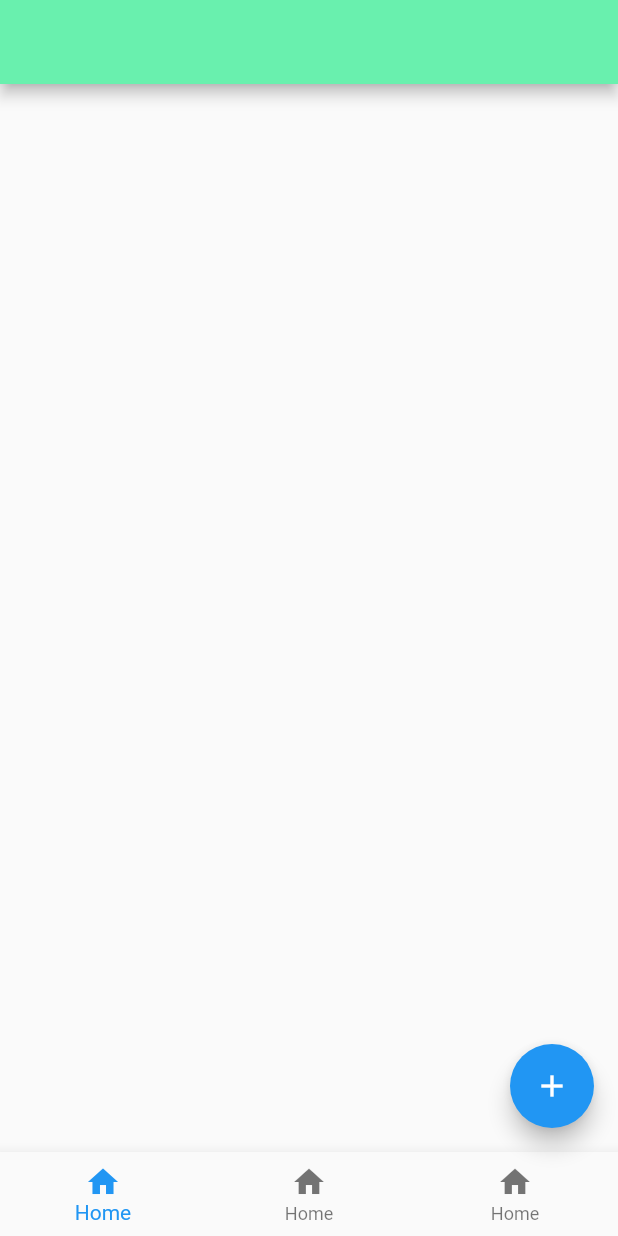
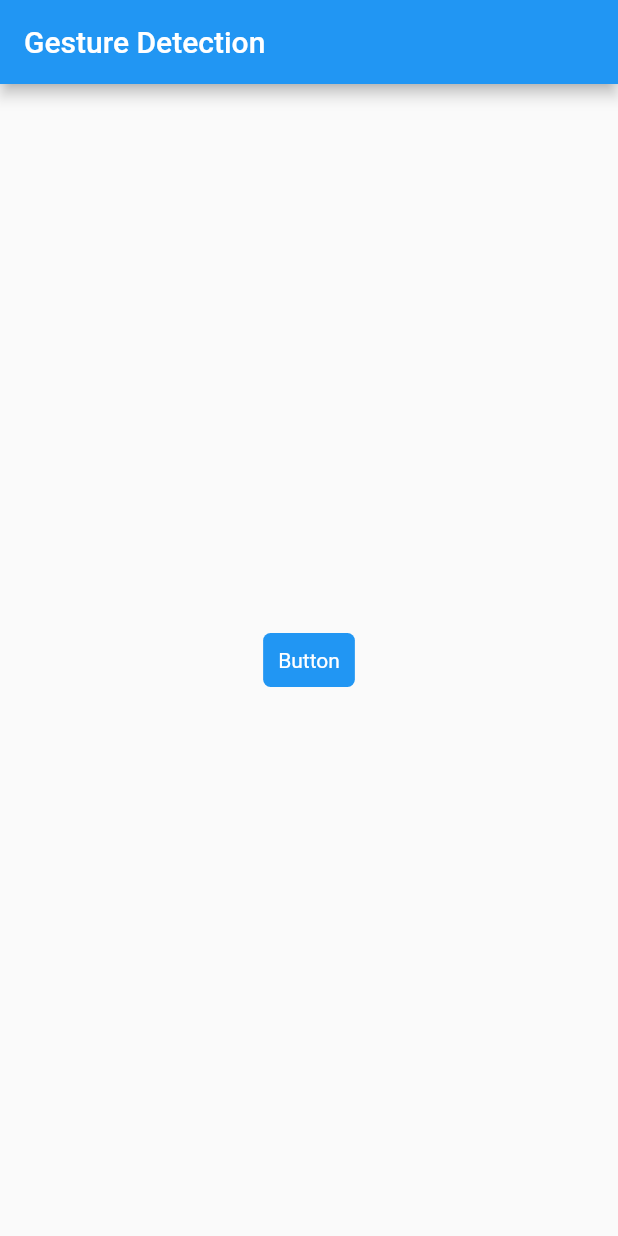
Before and after one commit to aj019/Flutter_Course_Paulo_Dichone, a Flutter app: the screen it shows after launch, on a phone screen of 412 x 824 dp. Run offline on Flutter 3.47's test engine with Material 2 defaults, Android fonts, the phone set to English and light mode, and no system bars.

Commit message:
Added custom Buttons

```diff
--- a/flutter_test_libs/lib/main.dart
+++ b/flutter_test_libs/lib/main.dart
@@ -4,11 +4,12 @@ import 'ui/container.dart';
 import 'ui/stack.dart';
 import 'ui/scaffold.dart';
 import 'ui/bottom_navigation.dart';
+import 'ui/gesture.dart';
 
 void main() {
   runApp(new MaterialApp(
           title: 'Welcome App',
-          home: new BottomNavigation_Example()
+          home: new Gesture_Example("Gesture Detection")
   )
   );
 }
--- /dev/null
+++ b/flutter_test_libs/lib/ui/gesture.dart
@@ -0,0 +1,54 @@
+import 'package:flutter/material.dart';
+
+class Gesture_Example extends StatelessWidget{
+
+  final String title;
+
+  //Single Parameter
+  Gesture_Example(this.title);
+  //Multi Parameter
+  // Gesture_Example({this.name,this.title});
+
+
+  @override
+  Widget build(BuildContext context) {
+    // TODO: implement build
+    return new Scaffold(
+      appBar: new AppBar(
+        title: new Text(title),
+      ),
+
+      body: new Center(
+          child:new CustomButton()
+      ),
+    );
+  }
+
+
+}
+
+class CustomButton extends StatelessWidget {
+  @override
+  Widget build(BuildContext context) {
+    // TODO: implement build
+    return new GestureDetector(
+        onTap: () {
+          final snackbar = new SnackBar(content: new Text("Hello Gestures"),
+            backgroundColor: Colors.blue.shade100,
+            duration: new Duration(milliseconds: 1000),
+          );
+          Scaffold.of(context).showSnackBar(snackbar);
+        },
+
+       // Actual Button
+      child:  new Container(
+        padding: const EdgeInsets.all(10.0),
+        decoration: new BoxDecoration(
+          color: Theme.of(context).primaryColor,
+          borderRadius: new BorderRadius.circular(5.0)
+        ),
+        child: new Text("Button",style: new TextStyle(color: Colors.white),),
+      ),
+    );
+  }
+}
```
